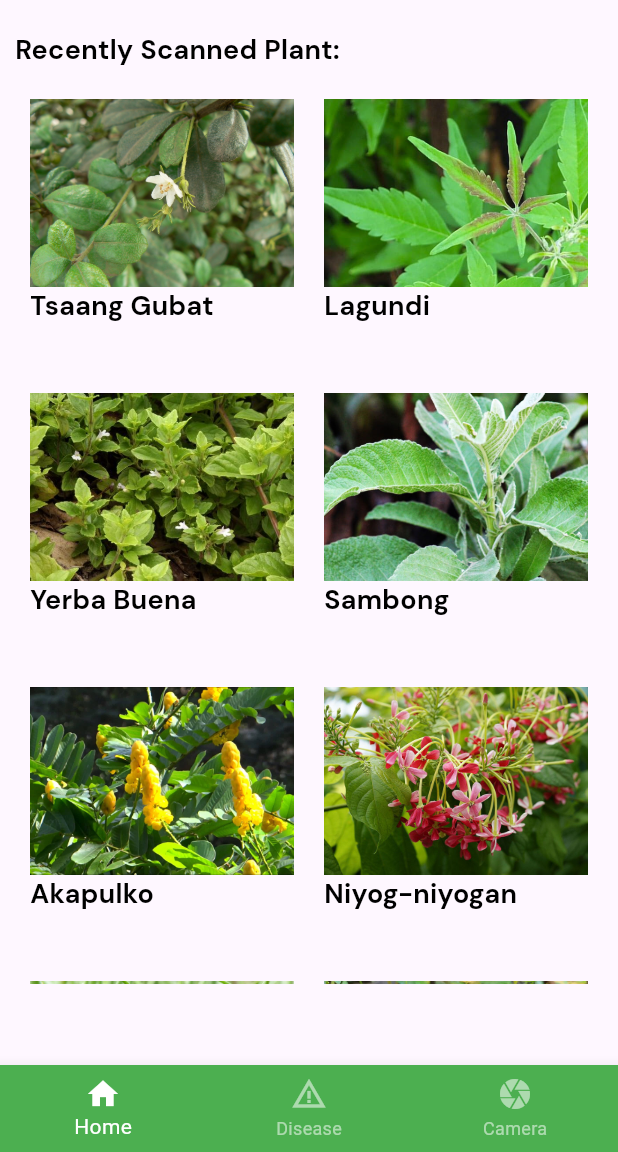
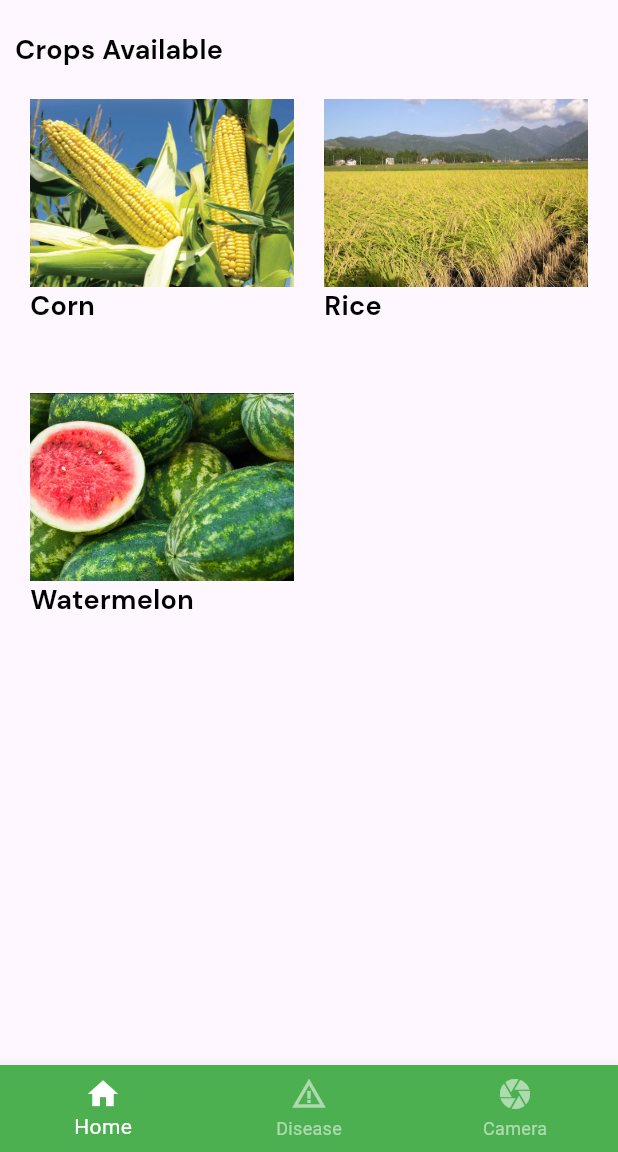
Before and after one commit to Turla-Glenn/herbal_plants, a Flutter app: the screen it shows after launch, on a phone screen of 412 x 824 dp, the part 84-1236 px from its top. Run offline on Flutter 3.47's test engine with Material 3 defaults, Android fonts, the phone set to English and light mode, and no system bars; our stand-ins replace fluttertoast, get_storage, image_picker; missing offline and left inert: tflite_v2; Roboto replaces fonts that are missing (QBold).

Commit message:
modified home page ui

```diff
--- /dev/null
+++ b/lib/data/newdata.dart
@@ -0,0 +1,39 @@
+List<Map<String, dynamic>> crops = [
+  {
+    'name': 'Corn',
+    'scientificName': 'Zea mays',
+    'description':
+        'Corn is a cereal plant that produces kernels on large ears. It is widely grown as a food and fodder crop.',
+    'climate':
+        'Warm season crop, grows best in temperatures between 60°F to 95°F (15°C to 35°C).',
+    'soilType': 'Well-drained, fertile loamy soils with a pH of 5.8 to 7.0.',
+    'waterRequirement':
+        'Requires about 1 inch of water per week during the growing season.',
+    'harvestTime': '70 to 100 days after planting, depending on the variety.'
+  },
+  {
+    'name': 'Rice',
+    'scientificName': 'Oryza sativa',
+    'description':
+        'Rice is a staple food for over half the world’s population. It is cultivated in flooded fields called paddies.',
+    'climate':
+        'Grows in tropical and subtropical climates. Requires a warm, humid climate with temperatures between 70°F to 95°F (21°C to 35°C).',
+    'soilType': 'Grows best in clay or loamy soils that can retain water.',
+    'waterRequirement':
+        'Requires a large amount of water during cultivation, typically through flooded fields.',
+    'harvestTime': '3 to 6 months depending on the variety and the climate.'
+  },
+  {
+    'name': 'Watermelon',
+    'scientificName': 'Citrullus lanatus',
+    'description':
+        'Watermelon is a vine-like flowering plant that produces large, sweet fruits with a hard rind and juicy flesh.',
+    'climate':
+        'Warm-season crop that grows best in temperatures between 70°F to 85°F (21°C to 29°C).',
+    'soilType':
+        'Prefers sandy loam soils with a pH of 6.0 to 7.5 and good drainage.',
+    'waterRequirement':
+        'Requires consistent moisture, especially when fruits are developing, but avoids waterlogging.',
+    'harvestTime': '80 to 90 days after planting, depending on the variety.'
+  }
+];
--- a/lib/screens/tabs/home_tab.dart
+++ b/lib/screens/tabs/home_tab.dart
@@ -1,6 +1,8 @@
 import 'package:flutter/material.dart';
 import 'package:get_storage/get_storage.dart';
+import 'package:herbal_plants/data/newdata.dart';
 import 'package:herbal_plants/data/plants.dart';
+import 'package:herbal_plants/screens/crop_details_page.dart';
 import 'package:herbal_plants/widgets/text_widget.dart';
 
 class HomeTab extends StatefulWidget {
@@ -43,7 +45,7 @@ class _HomeTabState extends State<HomeTab> {
             mainAxisAlignment: MainAxisAlignment.start,
             children: [
               TextWidget(
-                text: 'Recently Scanned Plant:',
+                text: 'Crops Available',
                 fontSize: 18,
                 fontFamily: 'Bold',
               ),
@@ -53,12 +55,19 @@ class _HomeTabState extends State<HomeTab> {
               SizedBox(
                 height: 600,
                 child: GridView.builder(
-                  itemCount: herbalPlants.length,
+                  itemCount: crops.length,
                   gridDelegate: const SliverGridDelegateWithFixedCrossAxisCount(
                       crossAxisCount: 2),
                   itemBuilder: (context, index) {
                     return Padding(
                       padding: const EdgeInsets.all(10.0),
+                      child: GestureDetector(
+                        onTap: () {
+                          Navigator.of(context).push(MaterialPageRoute(
+                              builder: (context) => CropDetailsPage(
+                                    data: crops[index],
+                                  )));
+                        },
                         child: Column(
                           crossAxisAlignment: CrossAxisAlignment.start,
                           mainAxisAlignment: MainAxisAlignment.start,
@@ -70,16 +79,17 @@ class _HomeTabState extends State<HomeTab> {
                                 image: DecorationImage(
                                   fit: BoxFit.cover,
                                   image: AssetImage(
-                                    'assets/images/${herbalPlants[index].commonName}.jpg'),
+                                      'assets/images/${crops[index]['name'].toString().toLowerCase()}.PNG'),
                                 ),
                               ),
                             ),
                             TextWidget(
-                            text: herbalPlants[index].commonName,
+                              text: crops[index]['name'],
                               fontSize: 18,
                               fontFamily: 'Bold',
                             ),
                           ],
+                        ),
                       ),
                     );
                   },
```
Also changed, not shown: lib/screens/crop_details_page.dart (added, +123 -0 lines), assets/images/corn.PNG (added), assets/images/rice.PNG (added), assets/images/watermelon.PNG (added). Lines whose indentation alone changed are shown as unchanged.
